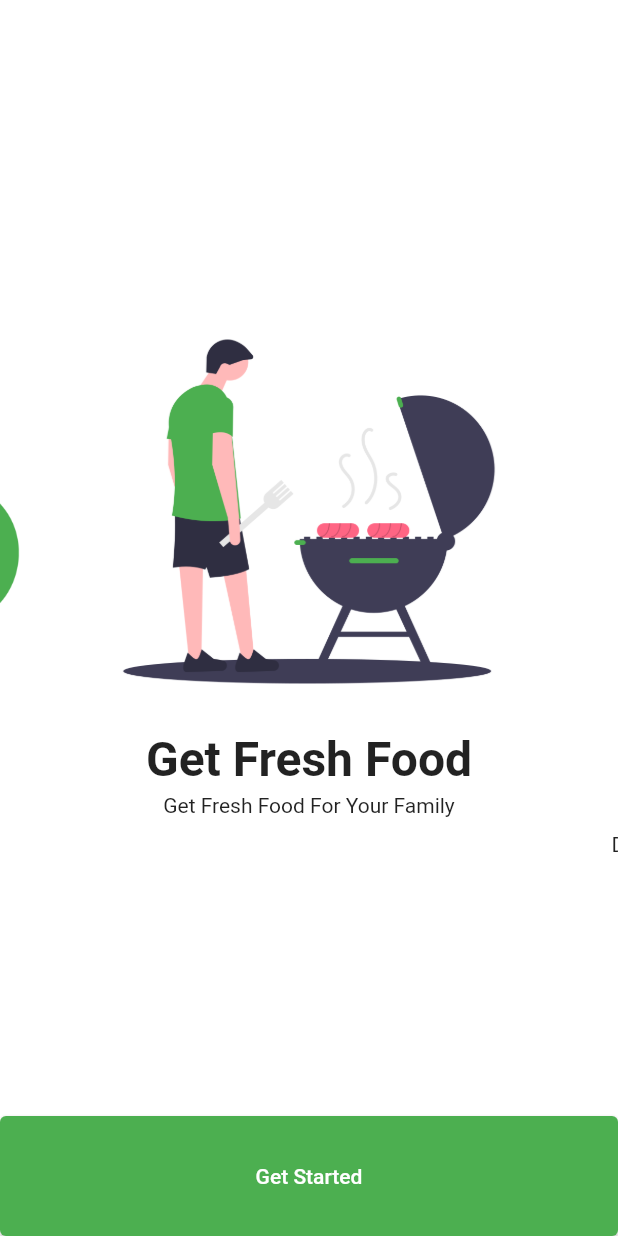
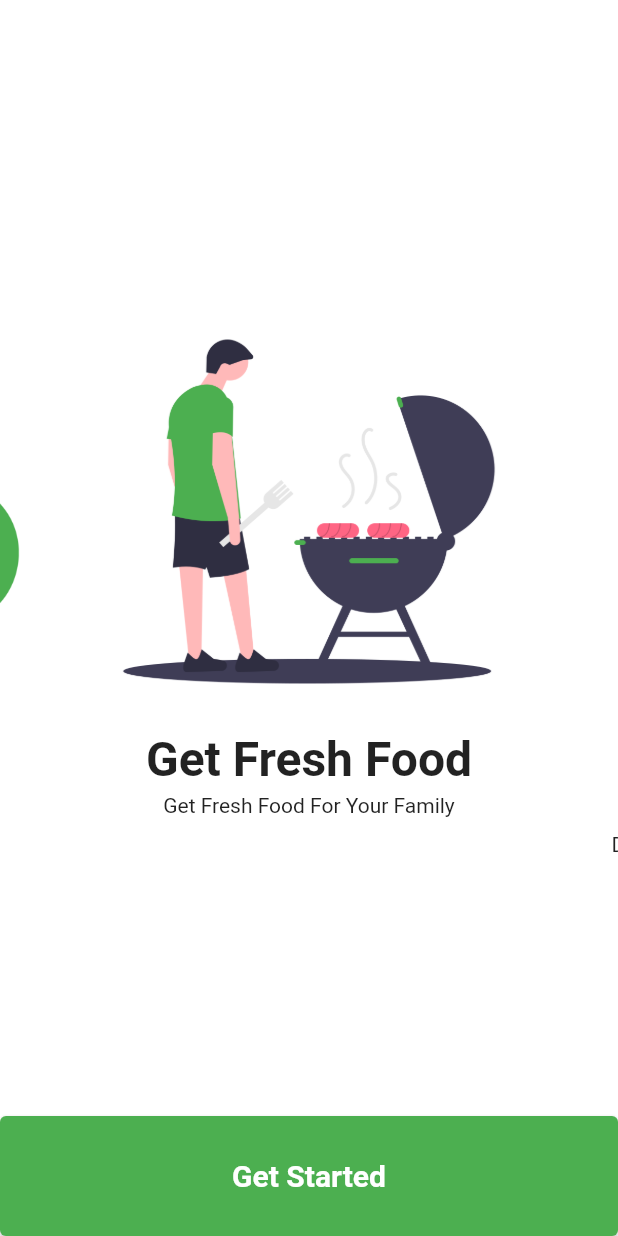
Before and after one commit to Jashwanth-Gowda-R/flutter-Grocery-App, a Flutter app: the screen it shows after launch, on a phone screen of 412 x 824 dp. Run offline on Flutter 3.47's test engine with Material 2 defaults, Android fonts, the phone set to English and light mode, and no system bars; drawn by our look-alikes of carousel_slider; our stand-ins replace get.

Commit message:
added button text size

```diff
--- a/grocery_user_app/lib/screens/welcome.dart
+++ b/grocery_user_app/lib/screens/welcome.dart
@@ -107,7 +107,13 @@ class Welcome extends StatelessWidget {
                   primary: Colors.green,
                 ),
                 onPressed: () {},
-                child: Text('Get Started'),
+                child: Text(
+                  'Get Started',
+                  style: TextStyle(
+                    fontSize: 20,
+                    fontWeight: FontWeight.bold,
+                  ),
+                ),
               ),
             )
           ],
```
